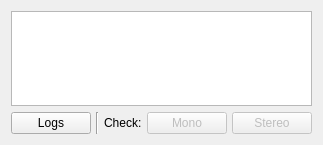
DukeRobotics/robosub-ros, file landside/catkin_ws/src/gui/resource/CameraStatusWidget.ui: the form before one commit.
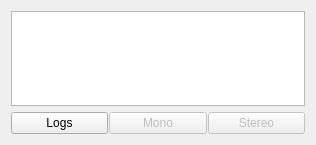
The form after the commit.

Commit message: Reduced width of camera status widget

What changed in the file:
```diff
--- a/landside/catkin_ws/src/gui/resource/CameraStatusWidget.ui
+++ b/landside/catkin_ws/src/gui/resource/CameraStatusWidget.ui
@@ -6,7 +6,7 @@
    <rect>
     <x>0</x>
     <y>0</y>
-    <width>300</width>
+    <width>316</width>
     <height>145</height>
    </rect>
   </property>
@@ -57,7 +57,7 @@
    <item>
     <layout class="QHBoxLayout" name="horizontalLayout">
      <property name="spacing">
-      <number>5</number>
+      <number>1</number>
      </property>
      <item>
       <widget class="QPushButton" name="logs_button">
@@ -72,20 +72,6 @@
        </property>
       </widget>
      </item>
-     <item>
-      <widget class="Line" name="line">
-       <property name="orientation">
-        <enum>Qt::Vertical</enum>
-       </property>
-      </widget>
-     </item>
-     <item>
-      <widget class="QLabel" name="label">
-       <property name="text">
-        <string>Check:</string>
-       </property>
-      </widget>
-     </item>
      <item>
       <widget class="QPushButton" name="check_mono_button">
        <property name="enabled">
```
